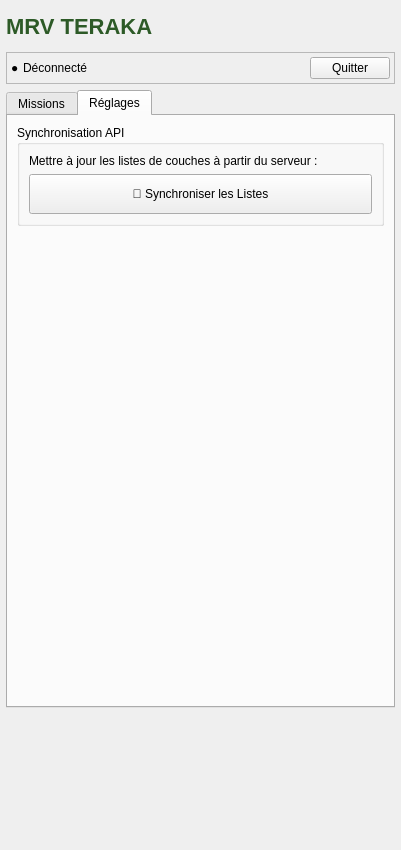
johrosa/mrv_teraka, file mrv_teraka_dockwidget_base.ui: the form before one commit.
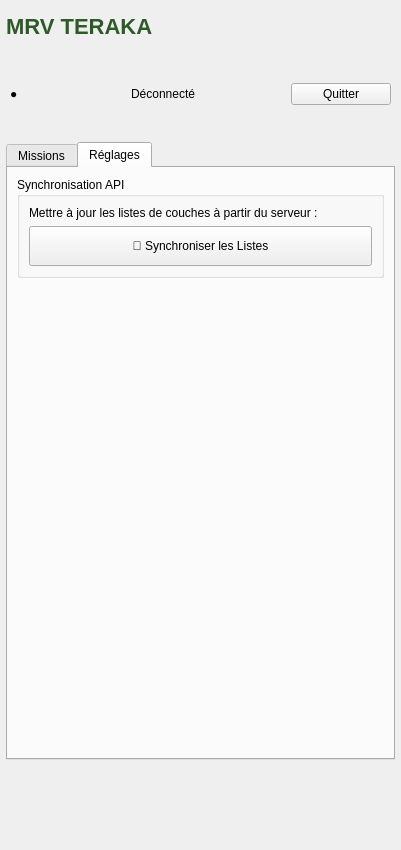
The form after the commit. The open tabs and pages were chosen to show the change.

Commit message: fix(ui): remove frameShape property to avoid invalid enum generation

```diff
--- a/mrv_teraka_dockwidget_base.ui
+++ b/mrv_teraka_dockwidget_base.ui
@@ -48,9 +48,6 @@
     </item>
     <item>
      <widget class="QFrame" name="headerFrame">
-      <property name="frameShape">
-       <enum>QFrame::Shape::StyledPanel</enum>
-      </property>
       <layout class="QHBoxLayout" name="horizontalLayoutHeader">
        <property name="spacing">
         <number>4</number>
@@ -89,7 +86,7 @@
        <item>
         <spacer name="headerSpacer">
          <property name="orientation">
-          <enum>Qt::Orientation::Horizontal</enum>
+          <enum>Qt.Horizontal</enum>
          </property>
          <property name="sizeHint" stdset="0">
           <size>
@@ -428,7 +425,7 @@
         <item>
          <spacer name="configSpacer">
           <property name="orientation">
-           <enum>Qt::Orientation::Vertical</enum>
+                     <enum>Qt.Vertical</enum>
           </property>
           <property name="sizeHint" stdset="0">
            <size>
```
Lines whose indentation alone changed are shown as unchanged.
